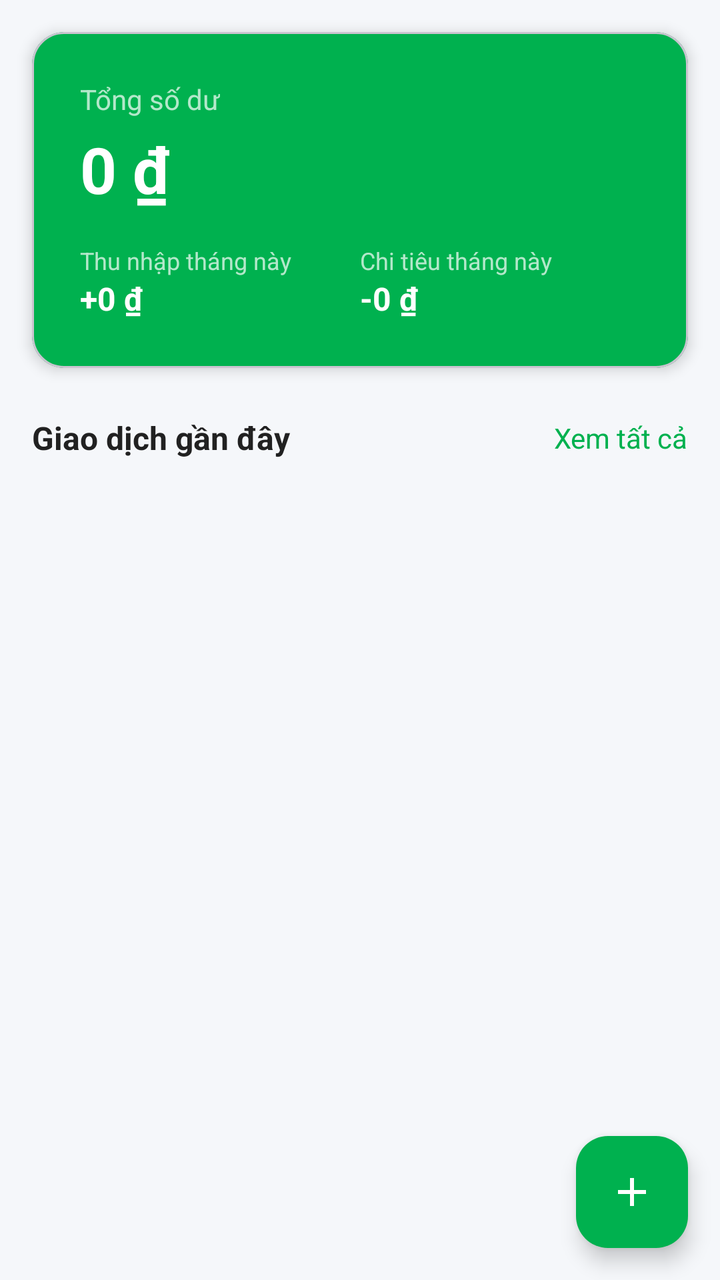
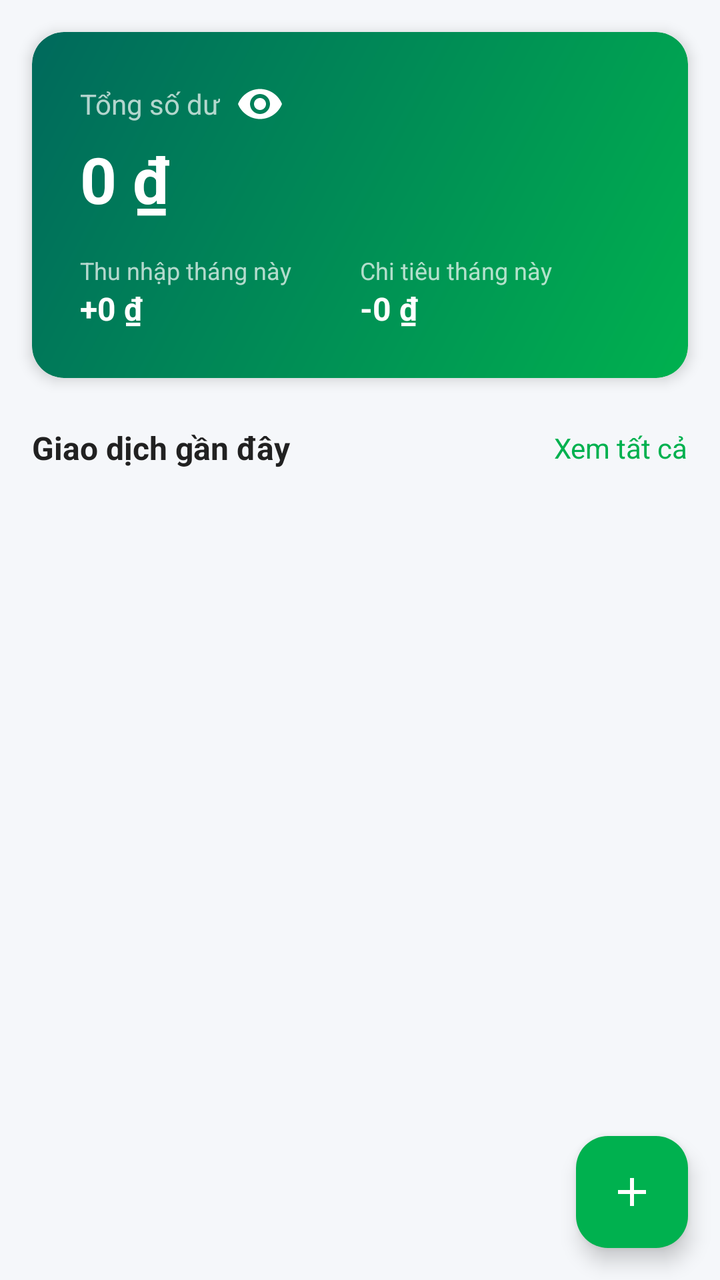

Before-and-after screenshots of an Android layout around one commit, followed by the original layout XML and the change that was made.
<!-- AndroidManifest.xml: application theme Theme.FinaceManager -->
<!-- res/layout/fragment_home.xml -->
<?xml version="1.0" encoding="utf-8"?>
<androidx.coordinatorlayout.widget.CoordinatorLayout xmlns:android="http://schemas.android.com/apk/res/android"
    xmlns:app="http://schemas.android.com/apk/res-auto"
    android:layout_width="match_parent"
    android:layout_height="match_parent"
    android:background="@color/color_background">

    <ScrollView
        android:layout_width="match_parent"
        android:layout_height="match_parent"
        android:fillViewport="true">

        <LinearLayout
            android:layout_width="match_parent"
            android:layout_height="wrap_content"
            android:orientation="vertical">

            
            <com.google.android.material.card.MaterialCardView
                android:layout_width="match_parent"
                android:layout_height="wrap_content"
                android:layout_margin="@dimen/spacing_md"
                app:cardCornerRadius="@dimen/card_radius"
                app:cardElevation="@dimen/card_elevation"
                app:cardBackgroundColor="@color/color_primary">

                <LinearLayout
                    android:layout_width="match_parent"
                    android:layout_height="wrap_content"
                    android:orientation="vertical"
                    android:padding="@dimen/spacing_lg">

                    <TextView
                        android:layout_width="wrap_content"
                        android:layout_height="wrap_content"
                        android:text="@string/label_total_balance"
                        android:textColor="@color/color_text_on_primary_secondary"
                        android:textSize="@dimen/text_body" />

                    <TextView
                        android:id="@+id/tv_total_balance"
                        android:layout_width="wrap_content"
                        android:layout_height="wrap_content"
                        android:layout_marginTop="@dimen/spacing_xs"
                        android:textColor="@color/white"
                        android:textSize="@dimen/text_balance"
                        android:textStyle="bold"
                        android:text="0 ₫" />

                    
                    <LinearLayout
                        android:layout_width="match_parent"
                        android:layout_height="wrap_content"
                        android:layout_marginTop="@dimen/spacing_md"
                        android:orientation="horizontal"
                        android:weightSum="2">

                        <LinearLayout
                            android:layout_width="0dp"
                            android:layout_height="wrap_content"
                            android:layout_weight="1"
                            android:orientation="vertical">

                            <TextView
                                android:layout_width="wrap_content"
                                android:layout_height="wrap_content"
                                android:text="@string/label_income_this_month"
                                android:textColor="@color/color_text_on_primary_secondary"
                                android:textSize="@dimen/text_caption" />

                            <TextView
                                android:id="@+id/tv_monthly_income"
                                android:layout_width="wrap_content"
                                android:layout_height="wrap_content"
                                android:textColor="@color/white"
                                android:textSize="@dimen/text_subtitle"
                                android:textStyle="bold"
                                android:text="+0 ₫" />
                        </LinearLayout>

                        <LinearLayout
                            android:layout_width="0dp"
                            android:layout_height="wrap_content"
                            android:layout_weight="1"
                            android:orientation="vertical">

                            <TextView
                                android:layout_width="wrap_content"
                                android:layout_height="wrap_content"
                                android:text="@string/label_expense_this_month"
                                android:textColor="@color/color_text_on_primary_secondary"
                                android:textSize="@dimen/text_caption" />

                            <TextView
                                android:id="@+id/tv_monthly_expense"
                                android:layout_width="wrap_content"
                                android:layout_height="wrap_content"
                                android:textColor="@color/white"
                                android:textSize="@dimen/text_subtitle"
                                android:textStyle="bold"
                                android:text="-0 ₫" />
                        </LinearLayout>
                    </LinearLayout>
                </LinearLayout>
            </com.google.android.material.card.MaterialCardView>

            
            <LinearLayout
                android:id="@+id/layout_goals_section"
                android:layout_width="match_parent"
                android:layout_height="wrap_content"
                android:orientation="vertical"
                android:visibility="gone">

                
                <LinearLayout
                    android:layout_width="match_parent"
                    android:layout_height="wrap_content"
                    android:layout_marginHorizontal="@dimen/spacing_md"
                    android:layout_marginTop="@dimen/spacing_md"
                    android:gravity="center_vertical"
                    android:orientation="horizontal">

                    <TextView
                        android:layout_width="wrap_content"
                        android:layout_height="wrap_content"
                        android:text="🎯"
                        android:textSize="18sp" />

                    <TextView
                        android:layout_width="0dp"
                        android:layout_height="wrap_content"
                        android:layout_marginStart="6dp"
                        android:layout_weight="1"
                        android:text="@string/label_savings_goal"
                        android:textColor="@color/color_text_primary"
                        android:textSize="@dimen/text_subtitle"
                        android:textStyle="bold" />

                    <TextView
                        android:id="@+id/tv_view_all_goals"
                        android:layout_width="wrap_content"
                        android:layout_height="wrap_content"
                        android:text="@string/label_view_all"
                        android:textColor="@color/color_primary"
                        android:textSize="@dimen/text_body"
                        android:background="?attr/selectableItemBackgroundBorderless"
                        android:padding="4dp" />
                </LinearLayout>

                
                <androidx.recyclerview.widget.RecyclerView
                    android:id="@+id/rv_home_goals"
                    android:layout_width="match_parent"
                    android:layout_height="wrap_content"
                    android:layout_marginTop="@dimen/spacing_sm"
                    android:clipToPadding="false"
                    android:paddingStart="@dimen/spacing_md"
                    android:paddingEnd="@dimen/spacing_md" />
            </LinearLayout>

            
            <LinearLayout
                android:layout_width="match_parent"
                android:layout_height="wrap_content"
                android:layout_marginHorizontal="@dimen/spacing_md"
                android:layout_marginTop="@dimen/spacing_sm"
                android:gravity="center_vertical"
                android:orientation="horizontal">

                <TextView
                    android:layout_width="0dp"
                    android:layout_height="wrap_content"
                    android:layout_weight="1"
                    android:text="@string/label_recent_transactions"
                    android:textColor="@color/color_text_primary"
                    android:textSize="@dimen/text_subtitle"
                    android:textStyle="bold" />

                <TextView
                    android:id="@+id/tv_view_all"
                    android:layout_width="wrap_content"
                    android:layout_height="wrap_content"
                    android:text="@string/label_view_all"
                    android:textColor="@color/color_primary"
                    android:textSize="@dimen/text_body" />
            </LinearLayout>

            <androidx.recyclerview.widget.RecyclerView
                android:id="@+id/rv_recent_transactions"
                android:layout_width="match_parent"
                android:layout_height="wrap_content"
                android:layout_marginTop="@dimen/spacing_sm"
                android:nestedScrollingEnabled="false"
                android:padding="@dimen/spacing_sm" />

            
            <include
                android:id="@+id/include_empty_state"
                layout="@layout/layout_empty_state"
                android:layout_width="match_parent"
                android:layout_height="wrap_content" />

        </LinearLayout>
    </ScrollView>

    
    <View
        android:id="@+id/view_fab_overlay"
        android:layout_width="match_parent"
        android:layout_height="match_parent"
        android:background="@color/color_overlay"
        android:visibility="gone"
        android:clickable="true"
        android:focusable="true" />

    
    <LinearLayout
        android:id="@+id/layout_fab_transfer"
        android:layout_width="wrap_content"
        android:layout_height="wrap_content"
        android:layout_gravity="bottom|end"
        android:layout_marginEnd="@dimen/spacing_lg"
        android:layout_marginBottom="148dp"
        android:gravity="center_vertical"
        android:orientation="horizontal"
        android:visibility="gone">

        <TextView
            android:layout_width="wrap_content"
            android:layout_height="wrap_content"
            android:background="@drawable/bg_card_rounded"
            android:paddingHorizontal="@dimen/spacing_sm"
            android:paddingVertical="@dimen/spacing_xs"
            android:text="@string/label_transfer"
            android:textColor="@color/color_text_primary"
            android:textSize="@dimen/text_body"
            android:layout_marginEnd="@dimen/spacing_sm" />

        <com.google.android.material.floatingactionbutton.FloatingActionButton
            android:id="@+id/fab_transfer"
            style="@style/Widget.Material3.FloatingActionButton.Small.Primary"
            android:layout_width="wrap_content"
            android:layout_height="wrap_content"
            android:contentDescription="@string/label_transfer"
            android:src="@drawable/ic_transfer"
            app:backgroundTint="@color/color_info"
            app:tint="@color/white"
            app:fabSize="mini" />
    </LinearLayout>

    
    <LinearLayout
        android:id="@+id/layout_fab_add_transaction"
        android:layout_width="wrap_content"
        android:layout_height="wrap_content"
        android:layout_gravity="bottom|end"
        android:layout_marginEnd="@dimen/spacing_lg"
        android:layout_marginBottom="92dp"
        android:gravity="center_vertical"
        android:orientation="horizontal"
        android:visibility="gone">

        <TextView
            android:layout_width="wrap_content"
            android:layout_height="wrap_content"
            android:background="@drawable/bg_card_rounded"
            android:paddingHorizontal="@dimen/spacing_sm"
            android:paddingVertical="@dimen/spacing_xs"
            android:text="@string/label_add_transaction"
            android:textColor="@color/color_text_primary"
            android:textSize="@dimen/text_body"
            android:layout_marginEnd="@dimen/spacing_sm" />

        <com.google.android.material.floatingactionbutton.FloatingActionButton
            android:id="@+id/fab_add_transaction"
            style="@style/Widget.Material3.FloatingActionButton.Small.Primary"
            android:layout_width="wrap_content"
            android:layout_height="wrap_content"
            android:contentDescription="@string/label_add_transaction"
            android:src="@drawable/ic_add"
            app:backgroundTint="@color/color_primary"
            app:tint="@color/white"
            app:fabSize="mini" />
    </LinearLayout>

    
    <com.google.android.material.floatingactionbutton.FloatingActionButton
        android:id="@+id/fab_main"
        android:layout_width="wrap_content"
        android:layout_height="wrap_content"
        android:layout_gravity="bottom|end"
        android:layout_margin="@dimen/fab_margin"
        android:contentDescription="@string/title_add_transaction"
        android:src="@drawable/ic_add"
        app:backgroundTint="@color/color_primary"
        app:tint="@color/white" />

</androidx.coordinatorlayout.widget.CoordinatorLayout>
<!-- res/layout/layout_empty_state.xml (included above) -->
<?xml version="1.0" encoding="utf-8"?>
<LinearLayout xmlns:android="http://schemas.android.com/apk/res/android"
    xmlns:app="http://schemas.android.com/apk/res-auto"
    android:id="@+id/ll_empty_state"
    android:layout_width="match_parent"
    android:layout_height="match_parent"
    android:gravity="center"
    android:orientation="vertical"
    android:padding="32dp"
    android:visibility="gone">

    
    <TextView
        android:id="@+id/tv_empty_icon"
        android:layout_width="wrap_content"
        android:layout_height="wrap_content"
        android:text="📭"
        android:textSize="64sp" />

    
    <TextView
        android:id="@+id/tv_empty_title"
        android:layout_width="wrap_content"
        android:layout_height="wrap_content"
        android:layout_marginTop="16dp"
        android:gravity="center"
        android:text="@string/empty_default_title"
        android:textColor="@color/color_text_primary"
        android:textSize="18sp"
        android:textStyle="bold" />

    
    <TextView
        android:id="@+id/tv_empty_subtitle"
        android:layout_width="wrap_content"
        android:layout_height="wrap_content"
        android:layout_marginTop="8dp"
        android:gravity="center"
        android:lineSpacingExtra="4dp"
        android:paddingHorizontal="16dp"
        android:text="@string/empty_default_subtitle"
        android:textColor="@color/color_text_secondary"
        android:textSize="14sp" />

    
    <com.google.android.material.button.MaterialButton
        android:id="@+id/btn_empty_action"
        android:layout_width="wrap_content"
        android:layout_height="44dp"
        android:layout_marginTop="24dp"
        android:paddingHorizontal="32dp"
        android:text="@string/btn_add_new"
        android:textAllCaps="false"
        android:textSize="14sp"
        android:visibility="gone"
        app:cornerRadius="22dp" />

</LinearLayout>
<!-- resources referenced by this layout -->
<resources>
  <color name="color_background">#F5F7FA</color>
  <color name="color_info">#1976D2</color>
  <color name="color_overlay">#80000000</color>
  <color name="color_primary">#00B14F</color>
  <color name="color_text_on_primary_secondary">#B3FFFFFF</color>
  <color name="color_text_primary">#212121</color>
  <color name="color_text_secondary">#757575</color>
  <color name="white">#FFFFFFFF</color>
  <dimen name="card_elevation">4dp</dimen>
  <dimen name="card_radius">16dp</dimen>
  <dimen name="fab_margin">16dp</dimen>
  <dimen name="spacing_lg">24dp</dimen>
  <dimen name="spacing_md">16dp</dimen>
  <dimen name="spacing_sm">8dp</dimen>
  <dimen name="spacing_xs">4dp</dimen>
  <dimen name="text_balance">32sp</dimen>
  <dimen name="text_body">14sp</dimen>
  <dimen name="text_caption">12sp</dimen>
  <dimen name="text_subtitle">16sp</dimen>
  <!-- drawable bg_card_rounded (drawable) -->
  <?xml version="1.0" encoding="utf-8"?>
  <shape xmlns:android="http://schemas.android.com/apk/res/android"
      android:shape="rectangle">
      <corners android:radius="@dimen/card_radius" />
      <solid android:color="@color/color_surface" />
  </shape>
  <!-- drawable ic_add (drawable) -->
  <vector xmlns:android="http://schemas.android.com/apk/res/android"
      android:width="24dp"
      android:height="24dp"
      android:viewportWidth="24"
      android:viewportHeight="24">
      <path
          android:fillColor="#FFFFFF"
          android:pathData="M19,13h-6v6h-2v-6H5v-2h6V5h2v6h6v2z"/>
  </vector>
  <!-- drawable ic_transfer (drawable) -->
  <vector xmlns:android="http://schemas.android.com/apk/res/android"
      android:width="24dp"
      android:height="24dp"
      android:viewportWidth="24"
      android:viewportHeight="24"
      android:tint="?attr/colorControlNormal">
      <path
          android:fillColor="@android:color/white"
          android:pathData="M6.99,11L3,15l3.99,4v-3H14v-2H6.99V11zM21,9l-3.99,-4v3H10v2h7.01v3L21,9z" />
  </vector>
  <string name="btn_add_new">Thêm mới</string>
  <string name="empty_default_subtitle">Hãy bắt đầu ngay nào!</string>
  <string name="empty_default_title">Chưa có gì ở đây</string>
  <string name="label_add_transaction">Thêm giao dịch</string>
  <string name="label_expense_this_month">Chi tiêu tháng này</string>
  <string name="label_income_this_month">Thu nhập tháng này</string>
  <string name="label_recent_transactions">Giao dịch gần đây</string>
  <string name="label_savings_goal">Mục tiêu tiết kiệm</string>
  <string name="label_total_balance">Tổng số dư</string>
  <string name="label_transfer">Chuyển tiền</string>
  <string name="label_view_all">Xem tất cả</string>
  <string name="title_add_transaction">Giao Dịch Mới</string>
  <style name="Theme.FinaceManager" parent="Base.Theme.FinaceManager" />
  <color name="color_surface">#FFFFFF</color>
  <color name="color_primary_dark">#009640</color>
  <color name="color_accent">#FF6B35</color>
  <color name="color_text_on_primary">#FFFFFF</color>
  <!-- unchanged entries left out for length: 1 -->
</resources>

<!-- the commit's change to res/layout/fragment_home.xml (unified diff, before → after) -->
@@ -22,20 +22,38 @@
                 android:layout_margin="@dimen/spacing_md"
                 app:cardCornerRadius="@dimen/card_radius"
                 app:cardElevation="@dimen/card_elevation"
-                app:cardBackgroundColor="@color/color_primary">
+                app:strokeWidth="0dp">
 
                 <LinearLayout
                     android:layout_width="match_parent"
                     android:layout_height="wrap_content"
                     android:orientation="vertical"
+                    android:background="@drawable/bg_home_balance_card"
                     android:padding="@dimen/spacing_lg">
 
-                    <TextView
-                        android:layout_width="wrap_content"
-                        android:layout_height="wrap_content"
-                        android:text="@string/label_total_balance"
-                        android:textColor="@color/color_text_on_primary_secondary"
-                        android:textSize="@dimen/text_body" />
+                    <LinearLayout
+                        android:layout_width="match_parent"
+                        android:layout_height="wrap_content"
+                        android:orientation="horizontal"
+                        android:gravity="center_vertical">
+                        
+                        <TextView
+                            android:layout_width="wrap_content"
+                            android:layout_height="wrap_content"
+                            android:text="@string/label_total_balance"
+                            android:textColor="@color/color_text_on_primary_secondary"
+                            android:textSize="@dimen/text_body" />
+
+                        <ImageView
+                            android:id="@+id/iv_toggle_balance"
+                            android:layout_width="24dp"
+                            android:layout_height="24dp"
+                            android:layout_marginStart="@dimen/spacing_sm"
+                            android:src="@drawable/ic_visibility"
+                            android:background="?attr/selectableItemBackgroundBorderless"
+                            android:clickable="true"
+                            android:focusable="true"/>
+                    </LinearLayout>
 
                     <TextView
                         android:id="@+id/tv_total_balance"
<!-- resource entries referenced after the edit -->
@@ -26,6 +26,17 @@
       <corners android:radius="@dimen/card_radius" />
       <solid android:color="@color/color_surface" />
   </shape>
+  <!-- drawable bg_home_balance_card (drawable) -->
+  <?xml version="1.0" encoding="utf-8"?>
+  <shape xmlns:android="http://schemas.android.com/apk/res/android"
+      android:shape="rectangle">
+      <gradient
+          android:angle="135"
+          android:endColor="#00695C"
+          android:startColor="@color/color_primary"
+          android:type="linear" />
+      <corners android:radius="@dimen/card_radius" />
+  </shape>
   <!-- drawable ic_add (drawable) -->
   <vector xmlns:android="http://schemas.android.com/apk/res/android"
       android:width="24dp"
@@ -47,6 +58,17 @@
           android:fillColor="@android:color/white"
           android:pathData="M6.99,11L3,15l3.99,4v-3H14v-2H6.99V11zM21,9l-3.99,-4v3H10v2h7.01v3L21,9z" />
   </vector>
+  <!-- drawable ic_visibility (drawable) -->
+  <vector xmlns:android="http://schemas.android.com/apk/res/android"
+      android:width="24dp"
+      android:height="24dp"
+      android:viewportWidth="24"
+      android:viewportHeight="24"
+      android:tint="#FFFFFF">
+    <path
+        android:fillColor="@android:color/white"
+        android:pathData="M12,4.5C7,4.5 2.73,7.61 1,12c1.73,4.39 6,7.5 11,7.5s9.27,-3.11 11,-7.5c-1.73,-4.39 -6,-7.5 -11,-7.5zM12,17c-2.76,0 -5,-2.24 -5,-5s2.24,-5 5,-5 5,2.24 5,5 -2.24,5 -5,5zM12,9c-1.66,0 -3,1.34 -3,3s1.34,3 3,3 3,-1.34 3,-3 -1.34,-3 -3,-3z"/>
+  </vector>
   <string name="btn_add_new">Thêm mới</string>
   <string name="empty_default_subtitle">Hãy bắt đầu ngay nào!</string>
   <string name="empty_default_title">Chưa có gì ở đây</string>
